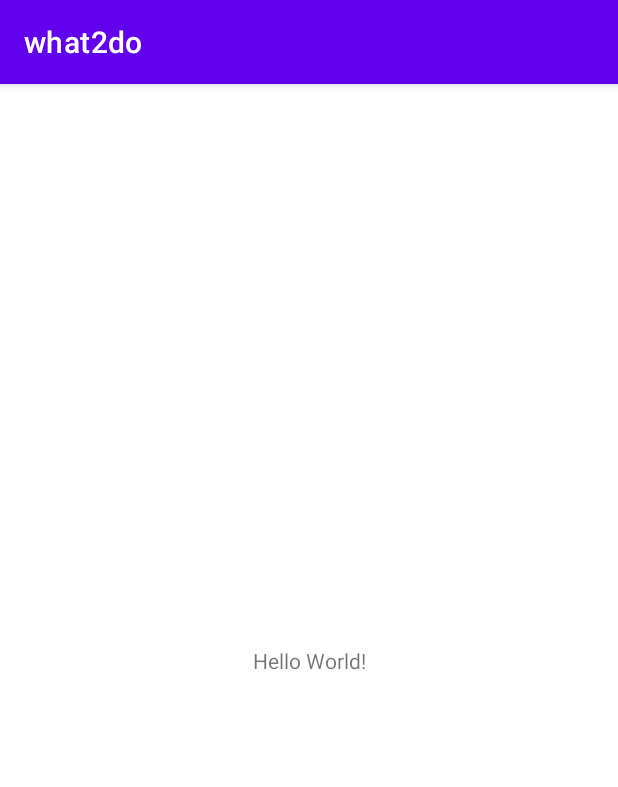
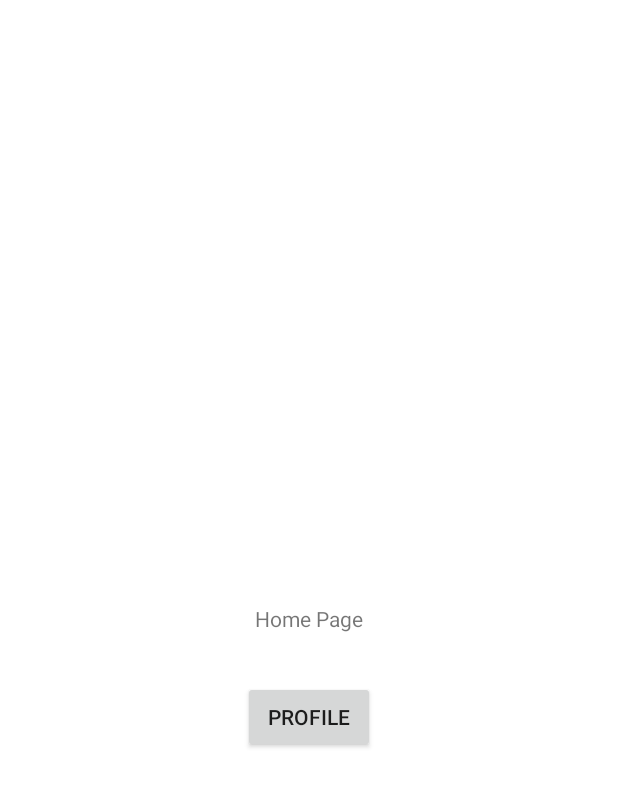
Before and after one commit to joshspitzerresnick/what2do, an Android app: the screen it shows after launch (MainActivity), on a phone screen of 412 x 824 dp. Shown: the top 787 px of the screen. Run offline under Robolectric (Android 15) with nearby library versions, the phone set to English and light mode, and no system bars.

Commit message:
barebones profile/group pages

```diff
--- a/what2do/app/src/main/AndroidManifest.xml
+++ b/what2do/app/src/main/AndroidManifest.xml
@@ -9,6 +9,7 @@
         android:roundIcon="@mipmap/ic_launcher_round"
         android:supportsRtl="true"
         android:theme="@style/Theme.What2do">
+
         <activity android:name=".MainActivity">
             <intent-filter>
                 <action android:name="android.intent.action.MAIN" />
@@ -16,6 +17,9 @@
                 <category android:name="android.intent.category.LAUNCHER" />
             </intent-filter>
         </activity>
+
+        <activity android:name=".ProfileActivity" />
+        <activity android:name=".GroupActivity" />
     </application>
 
 </manifest>
--- a/what2do/app/src/main/java/com/example/what2do/MainActivity.java
+++ b/what2do/app/src/main/java/com/example/what2do/MainActivity.java
@@ -2,13 +2,33 @@ package com.example.what2do;
 
 import androidx.appcompat.app.AppCompatActivity;
 
+import android.app.Activity;
+import android.content.Intent;
 import android.os.Bundle;
+import android.view.View;
+import android.widget.Button;
+import android.widget.EditText;
 
-public class MainActivity extends AppCompatActivity {
+public class MainActivity extends Activity implements View.OnClickListener {
+    private Button profileButton;
 
     @Override
     protected void onCreate(Bundle savedInstanceState) {
         super.onCreate(savedInstanceState);
         setContentView(R.layout.activity_main);
+
+        profileButton = findViewById(R.id.profile_button);
+        profileButton.setOnClickListener(this);
+    }
+
+    @Override
+    public void onClick(View view) {
+        if(view.getId() == R.id.profile_button) {
+            Intent intent = new Intent(this, ProfileActivity.class);
+            //EditText editText = (EditText) findViewById((R.id.editText));
+            //String message = editText.getText().toString();
+            //intent.putExtra(EXTRA_MESSAGE, message);
+            startActivity(intent);
+        }
     }
 }
--- a/what2do/app/src/main/res/layout/activity_main.xml
+++ b/what2do/app/src/main/res/layout/activity_main.xml
@@ -7,12 +7,23 @@
     tools:context=".MainActivity">
 
     <TextView
+        android:id="@+id/textView3"
         android:layout_width="wrap_content"
         android:layout_height="wrap_content"
-        android:text="Hello World!"
+        android:text="Home Page"
         app:layout_constraintBottom_toBottomOf="parent"
         app:layout_constraintLeft_toLeftOf="parent"
         app:layout_constraintRight_toRightOf="parent"
         app:layout_constraintTop_toTopOf="parent" />
 
+    <Button
+        android:id="@+id/profile_button"
+        android:layout_width="wrap_content"
+        android:layout_height="wrap_content"
+        android:layout_marginTop="32dp"
+        android:text="Profile"
+        app:layout_constraintEnd_toEndOf="@+id/textView3"
+        app:layout_constraintStart_toStartOf="@+id/textView3"
+        app:layout_constraintTop_toBottomOf="@+id/textView3" />
+
 </androidx.constraintlayout.widget.ConstraintLayout>
```
Also changed, not shown: what2do/app/src/main/java/com/example/what2do/GroupActivity.java (added, +31 -0 lines), what2do/app/src/main/java/com/example/what2do/ProfileActivity.java (added, +39 -0 lines), what2do/app/src/main/res/layout/activity_group.xml (added, +18 -0 lines), what2do/app/src/main/res/layout/activity_profile.xml (added, +46 -0 lines).
